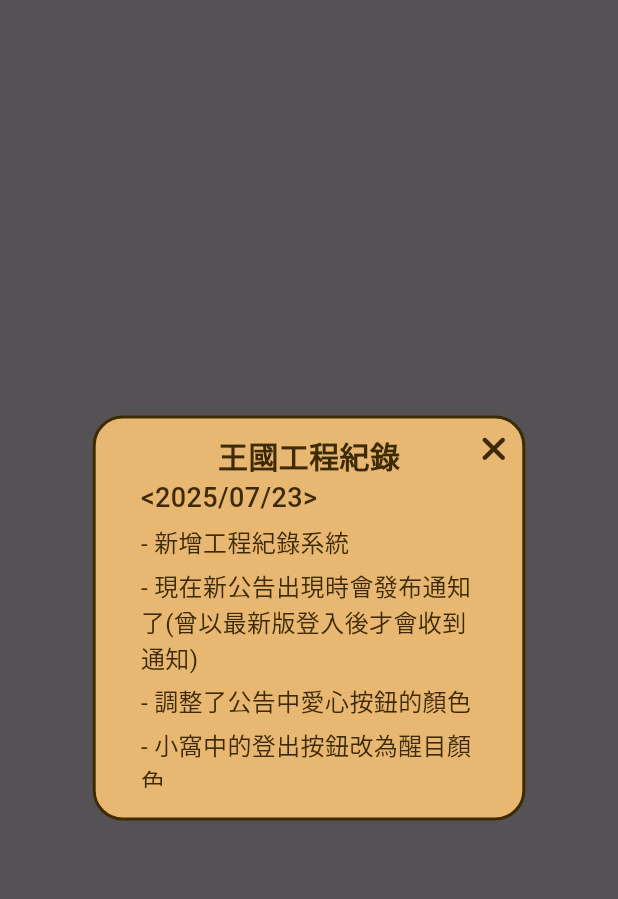
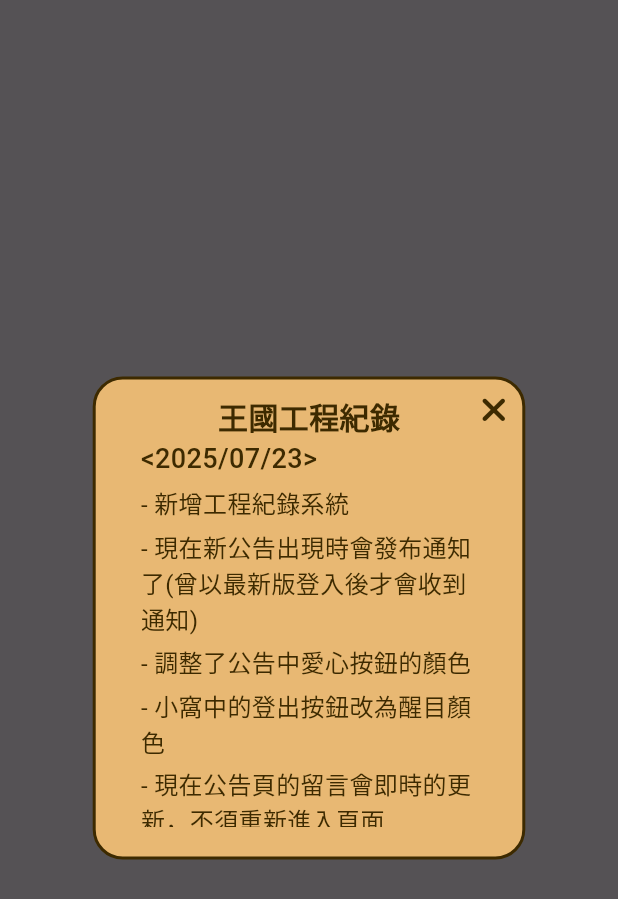
Before and after one commit to emu-rabbit/rabbit_kingdom, a Flutter app: the ReleaseNotePopup widget shown alone on an empty page, opened directly, on a phone screen of 412 x 824 dp. Shown: the top 899 px of the screen. Run offline on Flutter 3.47's test engine with Material 3 defaults, Android fonts, the phone set to English and light mode, and no system bars; our stand-ins replace cloud_firestore, firebase_auth, firebase_core, firebase_messaging, font_awesome_flutter, get and 2 more; accounts and stored records are empty; Roboto replaces fonts that are missing (JFHuninn).

Commit message:
add release note

```diff
--- a/lib/popups/release_note_popup.dart
+++ b/lib/popups/release_note_popup.dart
@@ -24,7 +24,8 @@ class ReleaseNotePopup extends StatelessWidget {
           "新增工程紀錄系統",
           "現在新公告出現時會發布通知了(曾以最新版登入後才會收到通知)",
           "調整了公告中愛心按鈕的顏色",
-          "小窩中的登出按鈕改為醒目顏色"
+          "小窩中的登出按鈕改為醒目顏色",
+          "現在公告頁的留言會即時的更新，不須重新進入頁面"
         ]
       )
     ];
--- a/pubspec.yaml
+++ b/pubspec.yaml
@@ -16,7 +16,7 @@ publish_to: 'none' # Remove this line if you wish to publish to pub.dev
 # https://developer.apple.com/library/archive/documentation/General/Reference/InfoPlistKeyReference/Articles/CoreFoundationKeys.html
 # In Windows, build-name is used as the major, minor, and patch parts
 # of the product and file versions while build-number is used as the build suffix.
-version: 1.0.0+4
+version: 1.0.0+6
 
 environment:
   sdk: ^3.8.1
```
